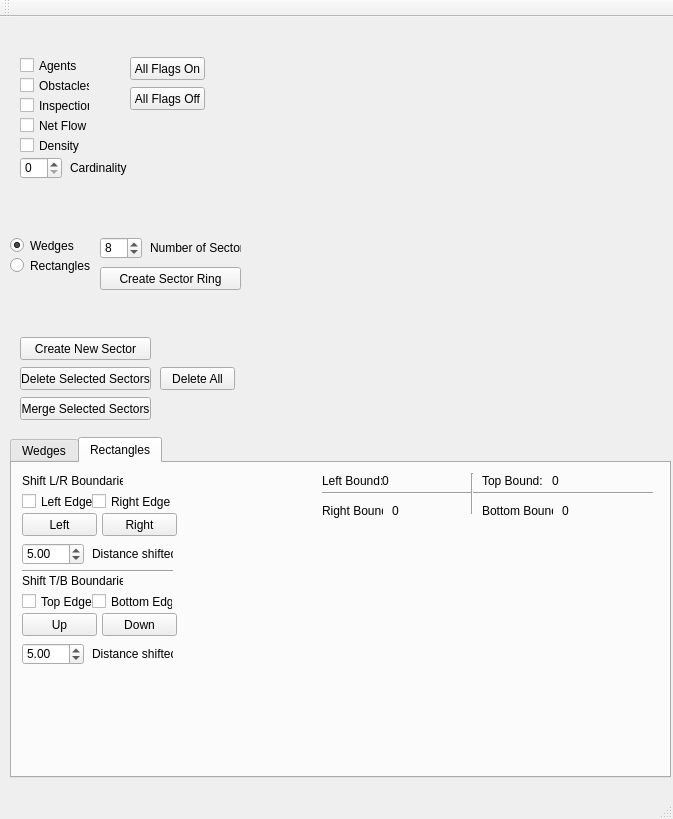
imyself/AgentRadar, file AgentRadar/agentradar.ui: the form before one commit.
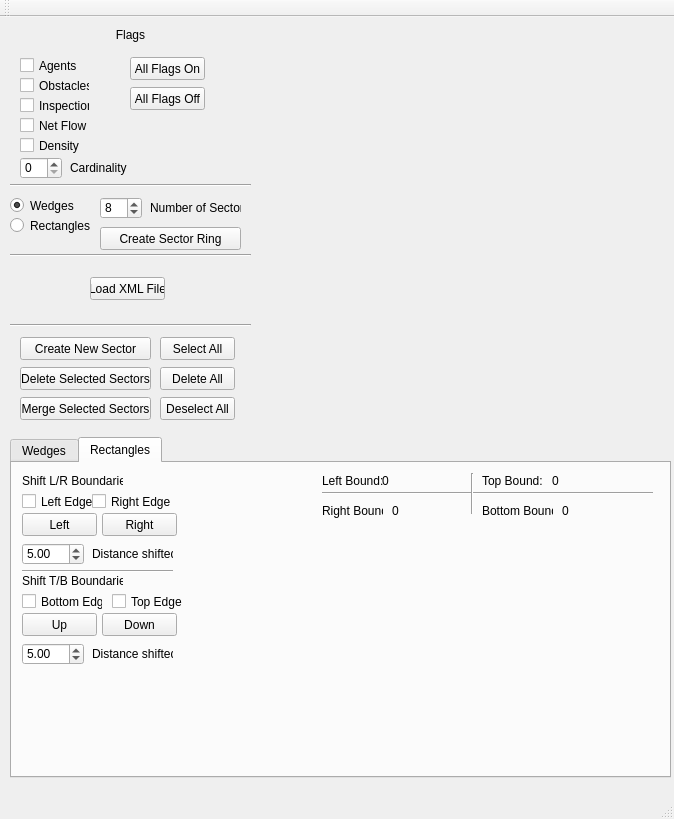
The form after the commit. The open tabs and pages were chosen to show the change. Custom widgets are drawn as their Qt base class.

```diff
--- a/AgentRadar/agentradar.ui
+++ b/AgentRadar/agentradar.ui
@@ -6,7 +6,7 @@
    <rect>
     <x>0</x>
     <y>0</y>
-    <width>673</width>
+    <width>674</width>
     <height>819</height>
    </rect>
   </property>
@@ -656,7 +656,7 @@
      <widget class="QCheckBox" name="checkBox_10">
       <property name="geometry">
        <rect>
-        <x>10</x>
+        <x>100</x>
         <y>130</y>
         <width>71</width>
         <height>17</height>
@@ -669,7 +669,7 @@
      <widget class="QCheckBox" name="checkBox_11">
       <property name="geometry">
        <rect>
-        <x>80</x>
+        <x>10</x>
         <y>130</y>
         <width>81</width>
         <height>17</height>
@@ -880,7 +880,7 @@
     <property name="geometry">
      <rect>
       <x>10</x>
-      <y>220</y>
+      <y>180</y>
       <width>82</width>
       <height>17</height>
      </rect>
@@ -896,7 +896,7 @@
     <property name="geometry">
      <rect>
       <x>10</x>
-      <y>240</y>
+      <y>200</y>
       <width>82</width>
       <height>17</height>
      </rect>
@@ -909,7 +909,7 @@
     <property name="geometry">
      <rect>
       <x>100</x>
-      <y>220</y>
+      <y>180</y>
       <width>42</width>
       <height>22</height>
      </rect>
@@ -925,7 +925,7 @@
     <property name="geometry">
      <rect>
       <x>150</x>
-      <y>220</y>
+      <y>180</y>
       <width>91</width>
       <height>21</height>
      </rect>
@@ -964,7 +964,7 @@
     <property name="geometry">
      <rect>
       <x>100</x>
-      <y>250</y>
+      <y>210</y>
       <width>141</width>
       <height>23</height>
      </rect>
@@ -1012,6 +1012,100 @@
      <string>All Flags Off</string>
     </property>
    </widget>
+   <widget class="QPushButton" name="selectall">
+    <property name="geometry">
+     <rect>
+      <x>160</x>
+      <y>320</y>
+      <width>75</width>
+      <height>23</height>
+     </rect>
+    </property>
+    <property name="text">
+     <string>Select All</string>
+    </property>
+   </widget>
+   <widget class="QPushButton" name="deselectall">
+    <property name="geometry">
+     <rect>
+      <x>160</x>
+      <y>380</y>
+      <width>75</width>
+      <height>23</height>
+     </rect>
+    </property>
+    <property name="text">
+     <string>Deselect All</string>
+    </property>
+   </widget>
+   <widget class="Line" name="line_7">
+    <property name="geometry">
+     <rect>
+      <x>10</x>
+      <y>160</y>
+      <width>241</width>
+      <height>16</height>
+     </rect>
+    </property>
+    <property name="orientation">
+     <enum>Qt::Horizontal</enum>
+    </property>
+   </widget>
+   <widget class="Line" name="line_8">
+    <property name="geometry">
+     <rect>
+      <x>10</x>
+      <y>230</y>
+      <width>241</width>
+      <height>16</height>
+     </rect>
+    </property>
+    <property name="orientation">
+     <enum>Qt::Horizontal</enum>
+    </property>
+   </widget>
+   <widget class="QLabel" name="label_29">
+    <property name="geometry">
+     <rect>
+      <x>20</x>
+      <y>10</y>
+      <width>221</width>
+      <height>16</height>
+     </rect>
+    </property>
+    <property name="text">
+     <string>Flags</string>
+    </property>
+    <property name="alignment">
+     <set>Qt::AlignCenter</set>
+    </property>
+   </widget>
+   <widget class="Line" name="line_9">
+    <property name="geometry">
+     <rect>
+      <x>10</x>
+      <y>300</y>
+      <width>241</width>
+      <height>16</height>
+     </rect>
+    </property>
+    <property name="orientation">
+     <enum>Qt::Horizontal</enum>
+    </property>
+   </widget>
+   <widget class="QPushButton" name="pushButton_16">
+    <property name="geometry">
+     <rect>
+      <x>90</x>
+      <y>260</y>
+      <width>75</width>
+      <height>23</height>
+     </rect>
+    </property>
+    <property name="text">
+     <string>Load XML File</string>
+    </property>
+   </widget>
   </widget>
   <widget class="QMenuBar" name="menuBar">
    <property name="geometry">
```
Left out of the diff: 222 changed lines with no effect on the pictures.
